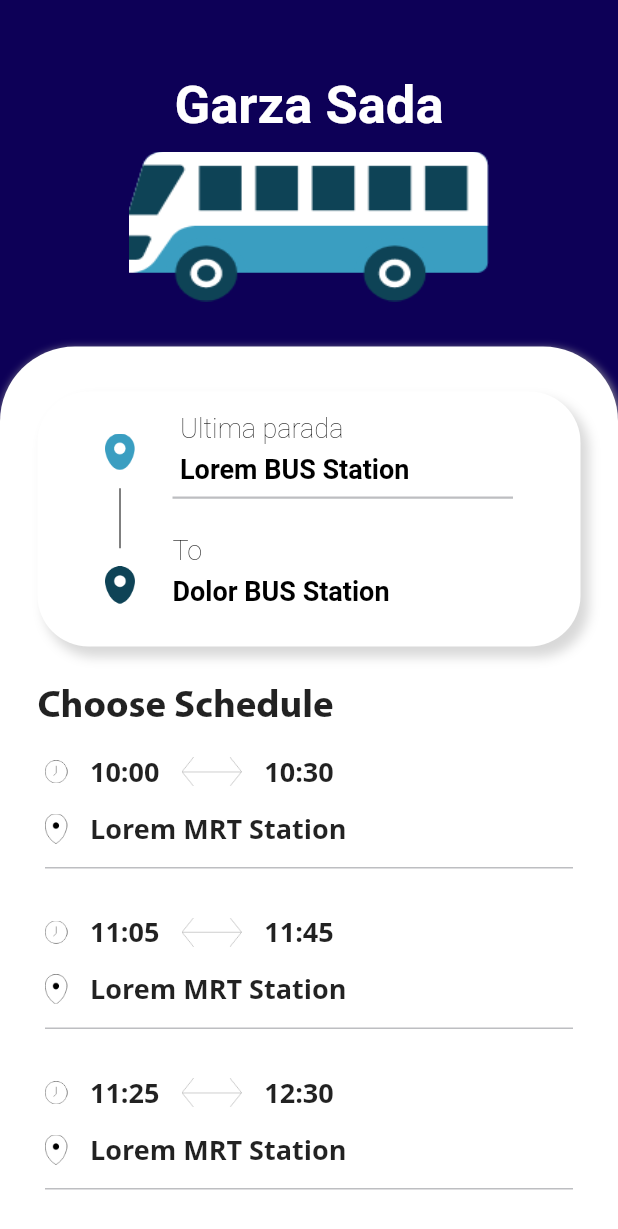
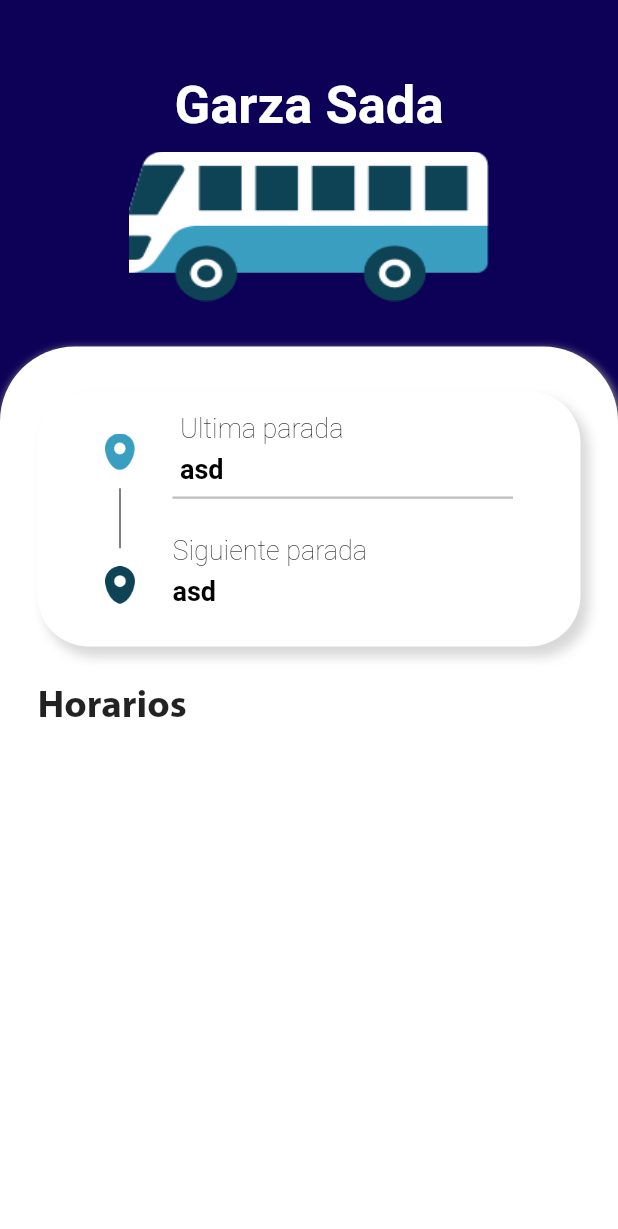
Before and after one commit to jpgtzg/HackMTY2022, a Flutter app: the screen it shows after launch, after a tap on "Garza Sada", on a phone screen of 412 x 824 dp. Shown: the top 1229 px of the screen. Run offline on Flutter 3.47's test engine with Material 2 defaults, Android fonts, the phone set to English and light mode, and no system bars; our stand-ins replace bottom_navy_bar; missing offline and left inert: dart:ffi; network calls fail; Roboto replaces fonts that are missing (Myriad Pro).

Commit message:
Changed stored data

```diff
--- a/lib/screens/home_screen.dart
+++ b/lib/screens/home_screen.dart
@@ -1,16 +1,17 @@
-import 'dart:convert';
-
 import 'package:flutter/material.dart';
 import 'package:public_transport_app/screens/transport_details.dart';
+import 'package:public_transport_app/system/routeList.dart';
 import 'package:public_transport_app/widgets/transport_card.dart';
 
-import '../system/schedule.dart';
-
 class Home extends StatelessWidget {
+  var routeList = [];
   @override
   Widget build(BuildContext context) {
+    for (var i = 0; i < RouteModel.routesList.length; i++) {
+      routeList.add(RouteModel.routesList[i]);
+    }
     // Example of JSON data as retrieved from the DB
-    String schJson = """[{
+    /*    String schJson = """[{
    "fromTime":"10:00",
    "toTime":"10:30",
    "location":"Lorem MRT Station",
@@ -32,7 +33,7 @@ class Home extends StatelessWidget {
     var dSch = jsonDecode(schJson);
     var schedules =
         (dSch as List).map((data) => new Schedule.fromJson(data)).toList();
-
+ */
     return Scaffold(
       backgroundColor: Color(0xFF1E91D6),
       body: Stack(children: [
@@ -140,79 +141,30 @@ class Home extends StatelessWidget {
                                   fontWeight: FontWeight.w700,
                                 ),
                               ),
-                              SizedBox(height: 15),
+                              ListView.builder(
+                                itemCount: routeList.length,
+                                shrinkWrap: true,
+                                physics: ScrollPhysics(),
+                                itemBuilder: (context, index) {
+                                  return Column(
+                                    children: [
                                       TransportCard(
-                                background: Color(0xff0d0057),
-                                name: 'Garza Sada',
-                                image: 'assets/images/bus.png',
+                                        routeModel: routeList[index],
                                         pressSelect: () {
                                           Navigator.push(context,
-                                      MaterialPageRoute(builder: (context) {
+                                              MaterialPageRoute(
+                                                  builder: (context) {
                                             return TransportDetails(
-                                        title: "Garza Sada",
-                                        image: 'assets/images/bus.png',
-                                        location: "Lorem BUS Station",
-                                        destination: "Dolor BUS Station",
-                                        schedules: schedules,
-                                        colorCode: Color(0xff0d0057),);
+                                              routeModel: routeList[index],
+                                            );
                                           }));
                                         },
                                       ),
                                       SizedBox(height: 16),
-                              TransportCard(
-                                background: Color(0xfffd8204),
-                                name: 'Revolución',
-                                image: 'assets/images/bus.png',
-                                pressSelect: () {
-                                  Navigator.push(context,
-                                      MaterialPageRoute(builder: (context) {
-                                    return TransportDetails(
-                                        title: "Revolución",
-                                        image: 'assets/images/bus.png',
-                                        location: "Lorem BUS Station",
-                                        destination: "Dolor BUS Station",
-                                        schedules: schedules,
-                                        colorCode: Color(0xfffd8204),);
-                                  }));
+                                    ],
+                                  );
                                 },
                               ),
-                              SizedBox(height: 16),
-                              TransportCard(
-                                background: Color(0xffea0a2a),
-                                name: 'Hosp. & Esc.',
-                                image: 'assets/images/bus.png',
-                                pressSelect: () {
-                                  Navigator.push(context,
-                                      MaterialPageRoute(builder: (context) {
-                                    return TransportDetails(
-                                        title: "Hosp. & Esc.",
-                                        image: 'assets/images/bus.png',
-                                        location: "Lorem BUS Station",
-                                        destination: "Dolor BUS Station",
-                                        schedules: schedules,
-                                        colorCode: Color(0xffea0a2a),);
-                                  }));
-                                },
-                              ),
-                              SizedBox(height: 16),
-                              TransportCard(
-                                background: Color(0xff800d07),
-                                name: 'Valle Alto',
-                                image: 'assets/images/bus.png',
-                                pressSelect: () {
-                                  Navigator.push(context,
-                                      MaterialPageRoute(builder: (context) {
-                                    return TransportDetails(
-                                        title: "Valle Alto",
-                                        image: 'assets/images/bus.png',
-                                        location: "Lorem BUS Station",
-                                        destination: "Dolor BUS Station",
-                                        schedules: schedules,
-                                        colorCode: Color(0xff800d07),);
-                                  }));
-                                },
-                              ),
-                              SizedBox(height: 16),
                             ],
                           ),
                         ),
--- a/lib/screens/transport_details.dart
+++ b/lib/screens/transport_details.dart
@@ -1,38 +1,24 @@
 import 'package:flutter/material.dart';
-import '../system/constants.dart';
-import 'package:public_transport_app/widgets/from_to_card.dart';
-import 'package:public_transport_app/widgets/schedule_box.dart';
-import '../system/schedule.dart';
+import 'package:public_transport_app/system/routeList.dart';
+
+import '../widgets/from_to_card.dart';
 
 class TransportDetails extends StatelessWidget {
-  final String title;
-  final String image;
-  final String location;
-  final String destination;
-  final List schedules;
-  final Color colorCode;
+  RouteModel routeModel;
 
-  const TransportDetails({
-    Key? key,
-    required this.title,
-    required this.image,
-    required this.location,
-    required this.destination,
-    required this.schedules,
-    required this.colorCode
-  }) : super(key: key);
+  TransportDetails({required this.routeModel});
 
   @override
   Widget build(BuildContext context) {
     return Scaffold(
-      backgroundColor: colorCode,
+      backgroundColor: routeModel.colorCode,
       body: Column(
         children: <Widget>[
           Container(
             padding: EdgeInsets.only(right: 20.0, left: 20.0, top: 50.0),
             child: Center(
                 child: Text(
-              title,
+              routeModel.routeName,
               style: TextStyle(
                 color: Colors.white,
                 fontFamily: 'Myriad Pro',
@@ -48,7 +34,7 @@ class TransportDetails extends StatelessWidget {
             decoration: BoxDecoration(
               image: DecorationImage(
                 fit: BoxFit.fill,
-                image: AssetImage(image),
+                image: AssetImage('assets/images/bus.png'),
               ),
             ),
           ),
@@ -75,10 +61,10 @@ class TransportDetails extends StatelessWidget {
               child: Column(
                 crossAxisAlignment: CrossAxisAlignment.start,
                 children: <Widget>[
-                  FromToCard(from: location, to: destination),
+                  FromToCard(from: "asd", to: "asd"),
                   SizedBox(height: 25),
                   Text(
-                    'Choose Schedule',
+                    'Horarios',
                     style: TextStyle(
                       fontFamily: 'MyriadPro',
                       fontWeight: FontWeight.w700,
@@ -90,14 +76,14 @@ class TransportDetails extends StatelessWidget {
                       scrollDirection: Axis.vertical,
                       child: Column(
                         children: [
-                          for (Schedule schedule in schedules) ...[
-                            ScheduleBox(
-                              fromTime: schedule.fromTime,
-                              toTime: schedule.toTime,
-                              location: schedule.location,
-                              pressSelect: () {},
-                            ),
-                          ]
+                          // for (Schedule schedule in routeModel.routeTimes) ...[
+                          //   ScheduleBox(
+                          //     fromTime: schedule.fromTime,
+                          //     toTime: schedule.toTime,
+                          //     location: schedule.location,
+                          //     pressSelect: () {},
+                          //   ),
+                          // ]
                         ],
                       ),
                     ),
--- a/lib/system/routeList.dart
+++ b/lib/system/routeList.dart
@@ -7,8 +7,10 @@ class RouteModel {
   List<String> routes = [];
   List<String> routeTimes = [];
   Color colorCode;
+  String image;
 
-  RouteModel(this.routeName, this.routes, this.routeTimes, this.colorCode);
+  RouteModel(
+      this.routeName, this.routes, this.routeTimes, this.colorCode, this.image);
 
   static List<RouteModel> routesList = [
     RouteModel(
@@ -16,24 +18,28 @@ class RouteModel {
       [],
       [],
       Color(0xff0d0057),
+      "assets/images/bus.png",
     ),
     RouteModel(
       "Revolución",
       [],
       [],
       Color(0xfffd8204),
+      "assets/images/bus.png",
     ),
     RouteModel(
       "Hosp. & Esc.",
       [],
       [],
       Color(0xffea0a2a),
+      "assets/images/bus.png",
     ),
     RouteModel(
       "Valle Alto",
       [],
       [],
       Color(0xff800d07),
+      "assets/images/bus.png",
     ),
   ];
 }
--- a/lib/widgets/from_to_card.dart
+++ b/lib/widgets/from_to_card.dart
@@ -93,7 +93,7 @@ class FromToCard extends StatelessWidget {
                     ),
                     children: [
                       TextSpan(
-                        text: 'To\n',
+                        text: 'Siguiente parada\n',
                         style: TextStyle(fontWeight: FontWeight.w200),
                       ),
                       TextSpan(
--- a/lib/widgets/transport_card.dart
+++ b/lib/widgets/transport_card.dart
@@ -1,23 +1,19 @@
 import 'package:flutter/material.dart';
+import 'package:public_transport_app/system/routeList.dart';
 import '../system/constants.dart';
 
 class TransportCard extends StatelessWidget {
-  final String name;
-  final String image;
-  final Color background;
+  RouteModel routeModel;
+  final VoidCallback pressSelect;
   final double topValue;
   final double bottomValue;
-  final VoidCallback pressSelect;
 
-  const TransportCard({
-    Key? key,
-    required this.name,
-    required this.image,
-    this.background = kLightBlue,
+  TransportCard({
+    required this.routeModel,
+    required this.pressSelect,
     this.topValue = 15,
     this.bottomValue = 0,
-    required this.pressSelect,
-  }) : super(key: key);
+  });
 
   @override
   Widget build(BuildContext context) {
@@ -32,7 +28,7 @@ class TransportCard extends StatelessWidget {
         height: 150,
         width: double.infinity,
         decoration: BoxDecoration(
-          color: background,
+          color: routeModel.colorCode,
           borderRadius: BorderRadius.circular(25),
         ),
         child: Stack(
@@ -40,7 +36,7 @@ class TransportCard extends StatelessWidget {
             Positioned(
               left: 2,
               child: Text(
-                name,
+                routeModel.routeName,
                 textAlign: TextAlign.center,
                 style: TextStyle(
                   color: Colors.white,
@@ -78,7 +74,7 @@ class TransportCard extends StatelessWidget {
               child: Container(
                 width: 235,
                 child: Image.asset(
-                  image,
+                  routeModel.image,
                 ),
               ),
             ),
```
Lines whose indentation alone changed are shown as unchanged.
